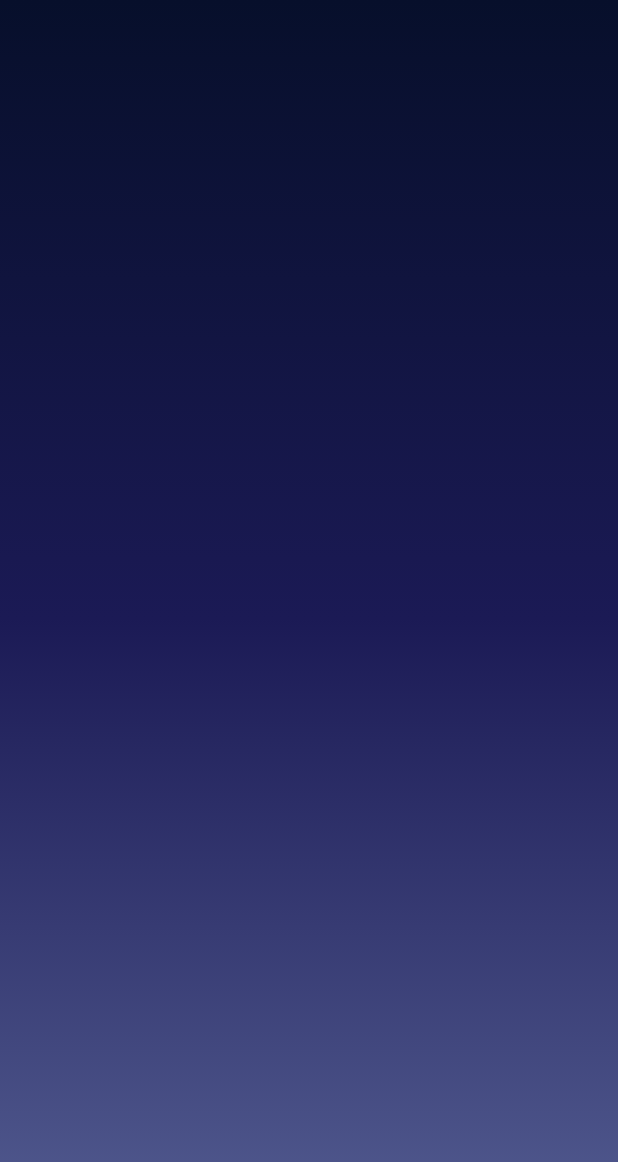
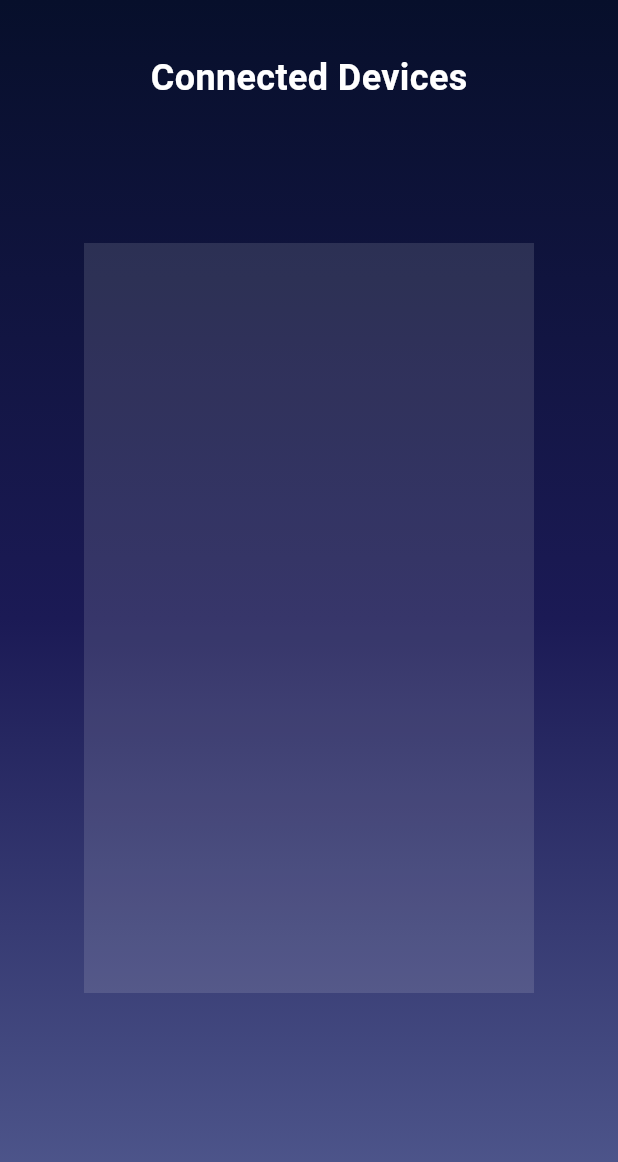
Before and after one commit to AnvitAjgaokar/Roboroamer1, a Flutter app: the screen it shows after launch, on a phone screen of 412 x 824 dp. Shown: the top 1162 px of the screen. Run offline on Flutter 3.47's test engine with Material 3 defaults, Android fonts, the phone set to English and light mode, and no system bars; our stand-ins replace avatar_glow, flutter_bluetooth_serial, speech_to_text.

Commit message:
Commited after adding the transparent background and centering it

```diff
--- a/lib/bluemain.dart
+++ b/lib/bluemain.dart
@@ -1,5 +1,6 @@
 import 'dart:async';
 import 'dart:convert';
+import 'package:flutter/rendering.dart';
 import 'package:flutter/services.dart';
 import 'package:flutter/material.dart';
 import 'package:flutter_bluetooth_serial/flutter_bluetooth_serial.dart';
@@ -129,7 +130,10 @@ class _BluetoothAppState extends State<BluetoothApp> {
       debugShowCheckedModeBanner: false,
       home: Scaffold(
         key: _scaffoldKey,
-        body: Container(
+        body: Stack(
+          alignment: Alignment.center,
+          children: <Widget>[
+            Container(
               decoration: const BoxDecoration(
                   gradient: LinearGradient(
                       colors: [Color(0xFF070F2B), Color(0xFF1B1A55),Color(0xFF535C91)],
@@ -137,13 +141,29 @@ class _BluetoothAppState extends State<BluetoothApp> {
                       end: FractionalOffset.bottomCenter,
                       stops: [0.0, 0.5,1.0],
                       tileMode: TileMode.clamp)),
+            ),
+
+            Container(
+              color: Colors.white12,
+              width: 300,
+              height: 500,
+            ),
+            Padding(
+              padding: const EdgeInsets.all(15.0),
               child: Column(
-            mainAxisSize: MainAxisSize.max,
-            children: <Widget>[
-
+                mainAxisAlignment: MainAxisAlignment.center,
+                children: [
+                  SizedBox(height: 20,),
+                  Text(
+                    "Connected Devices",
+                    style: TextStyle(
+                      fontSize: 24,
+                      fontWeight: FontWeight.bold,
+                      color: Colors.white,
+                    ),
+                  ),
+                  // const SizedBox(height: 5), // Adjust spacing between text and list
                   Expanded(
-                child: Padding(
-                  padding: const EdgeInsets.all(15.0),
                     child: ListView.builder(
                       itemCount: _devicesList.length,
                       itemBuilder: (context, index) {
@@ -160,7 +180,7 @@ class _BluetoothAppState extends State<BluetoothApp> {
                             child: ListTile(
                               title: Text(
                                 device.name.toString(),
-                              style: TextStyle(color: Colors.black,fontWeight: FontWeight.bold),
+                                style: TextStyle(color: Colors.black, fontWeight: FontWeight.bold),
                               ),
                               subtitle: Text(
                                 device.address,
@@ -173,14 +193,79 @@ class _BluetoothAppState extends State<BluetoothApp> {
                       },
                     ),
                   ),
-              ),
-
-
-
-
                 ],
               ),
+            )
+          ],
         ),
+        // body: Container(
+        //   decoration: const BoxDecoration(
+        //       gradient: LinearGradient(
+        //           colors: [Color(0xFF070F2B), Color(0xFF1B1A55),Color(0xFF535C91)],
+        //           begin: FractionalOffset.topCenter,
+        //           end: FractionalOffset.bottomCenter,
+        //           stops: [0.0, 0.5,1.0],
+        //           tileMode: TileMode.clamp)),
+        //   child: Stack(
+        //     alignment: Alignment.center,
+        //     children: <Widget>[
+        //
+        //       Container(
+        //         width:300 ,
+        //         height: 500,
+        //         color: Colors.white54.withOpacity(1.0),
+        //       ),
+        //       Padding(
+        //         padding: const EdgeInsets.all(15.0),
+        //         child: Column(
+        //           mainAxisAlignment: MainAxisAlignment.center,
+        //           children: [
+        //             SizedBox(height: 20,),
+        //             Text(
+        //               "Connected Devices",
+        //               style: TextStyle(
+        //                 fontSize: 24,
+        //                 fontWeight: FontWeight.bold,
+        //                 color: Colors.white,
+        //               ),
+        //             ),
+        //             // const SizedBox(height: 5), // Adjust spacing between text and list
+        //             Expanded(
+        //               child: ListView.builder(
+        //                 itemCount: _devicesList.length,
+        //                 itemBuilder: (context, index) {
+        //                   BluetoothDevice device = _devicesList[index];
+        //
+        //                   return Padding(
+        //                     padding: const EdgeInsets.symmetric(vertical: 8.0),
+        //                     child: Card(
+        //                       elevation: 8, // Adjust elevation as needed
+        //                       shape: RoundedRectangleBorder(
+        //                         borderRadius: BorderRadius.circular(40), // Rounded corners
+        //                       ),
+        //                       color: Colors.white, // Tile color
+        //                       child: ListTile(
+        //                         title: Text(
+        //                           device.name.toString(),
+        //                           style: TextStyle(color: Colors.black, fontWeight: FontWeight.bold),
+        //                         ),
+        //                         subtitle: Text(
+        //                           device.address,
+        //                           style: TextStyle(color: Colors.black),
+        //                         ),
+        //                         onTap: () => _isButtonUnavailable ? null : _showConnectDialog(device),
+        //                       ),
+        //                     ),
+        //                   );
+        //                 },
+        //               ),
+        //             ),
+        //           ],
+        //         ),
+        //       )
+        //     ],
+        //   ),
+        // ),
       ),
     );
   }
@@ -363,7 +448,7 @@ class _BluetoothAppState extends State<BluetoothApp> {
       context: context,
       builder: (BuildContext context) {
         return AlertDialog(
-          backgroundColor: Colors.white.withOpacity(0.9), // Transparent background color
+          backgroundColor: Colors.white38.withOpacity(0.9), // Transparent background color
           shape: RoundedRectangleBorder(borderRadius: BorderRadius.circular(10)),
           title: Text("Connecting to ${device.name}"),
           content: SizedBox(
```
Lines whose indentation alone changed are shown as unchanged.
